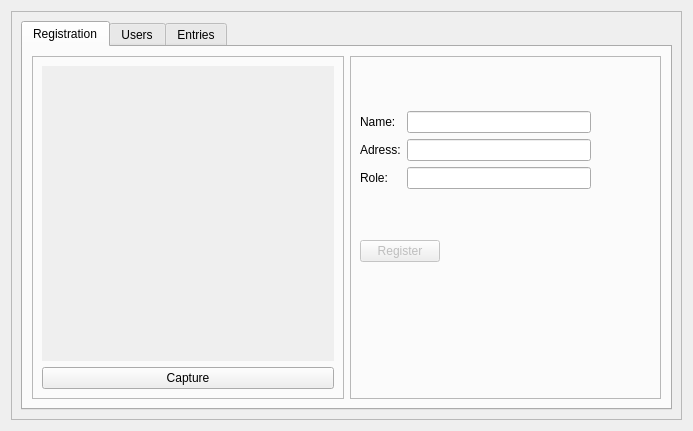
Above: admin.ui from 1412kauti/FacialRecognitionML before the change. Below: the same form after it.
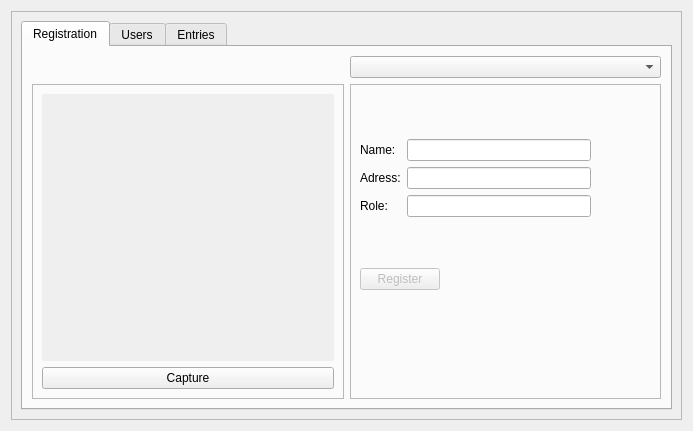
That is the form after the change.

Commit message: updated admin ui theme engine

```diff
--- a/admin.ui
+++ b/admin.ui
@@ -23,7 +23,7 @@
       <enum>QFrame::Raised</enum>
      </property>
      <layout class="QGridLayout" name="gridLayout_2">
-      <item row="0" column="1">
+      <item row="1" column="1">
        <widget class="QTabWidget" name="tabWidget">
         <property name="currentIndex">
          <number>0</number>
@@ -33,7 +33,7 @@
           <string>Registration</string>
          </attribute>
          <layout class="QGridLayout" name="gridLayout_3">
-          <item row="0" column="0">
+          <item row="1" column="0">
            <widget class="QFrame" name="frame_2">
             <property name="frameShape">
              <enum>QFrame::StyledPanel</enum>
@@ -62,7 +62,7 @@
             </layout>
            </widget>
           </item>
-          <item row="0" column="1">
+          <item row="1" column="1">
            <widget class="QFrame" name="frame_3">
             <property name="frameShape">
              <enum>QFrame::StyledPanel</enum>
@@ -155,6 +155,9 @@
             </widget>
            </widget>
           </item>
+          <item row="0" column="1">
+           <widget class="QComboBox" name="comboBox"/>
+          </item>
          </layout>
         </widget>
         <widget class="QWidget" name="users">
```
The commit also changes 1 other file.
